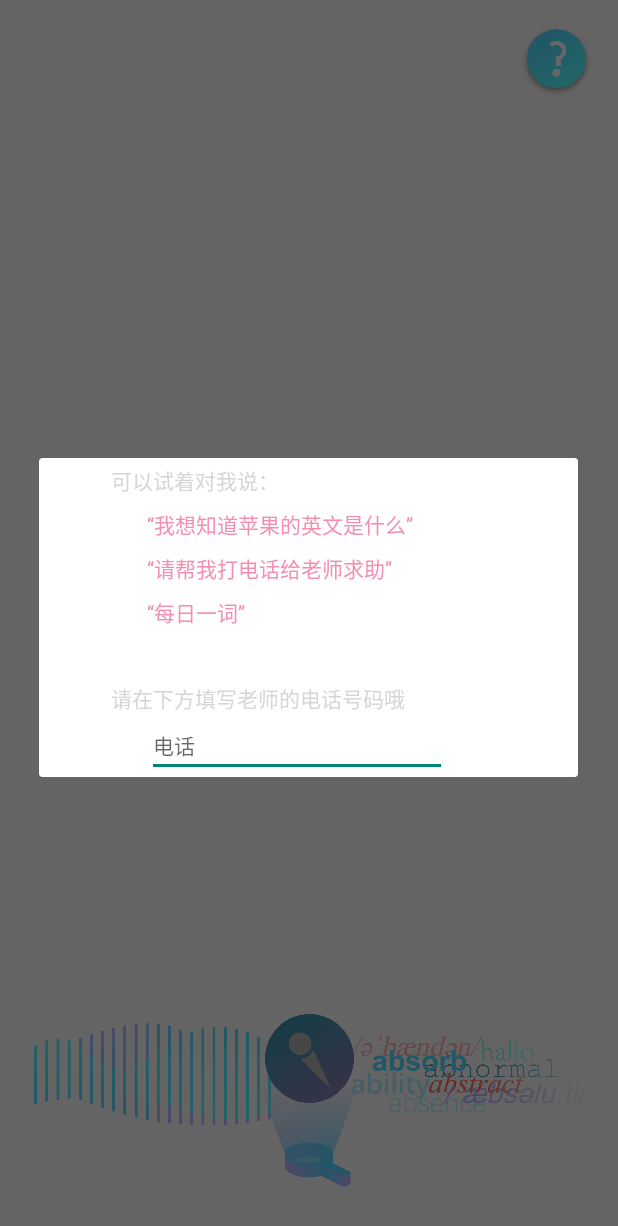
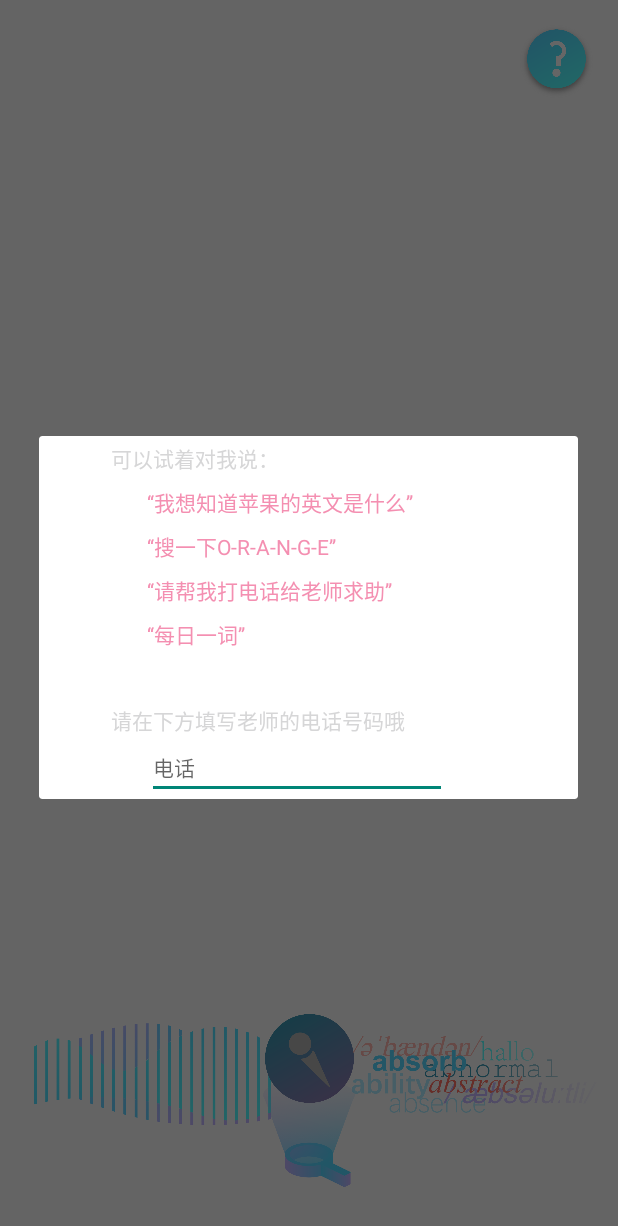
Before and after one commit to Song-Gq/English-helper, an Android app: the screen it shows after launch (MainActivity), after a tap on "help and settings", on a phone screen of 412 x 824 dp. Shown: the top 1226 px of the screen. Run offline under Robolectric (Android 15) with nearby library versions, the phone set to English and light mode, and no system bars; libraries missing offline, so code that uses them is left out: com.baidu.aip, com.baidu.speech, com.baidu.tts, com.baidu.voicerecognition; 22 statements that could not run were skipped; 1 other tap on this screen came first.

Commit message:
新功能和微小增强
添加了新功能。例：搜一下O-R-A-N-G-E

```diff
--- a/app/src/main/res/layout/setting_dialog.xml
+++ b/app/src/main/res/layout/setting_dialog.xml
@@ -24,6 +24,18 @@
         android:layout_marginRight="4dp"
         android:layout_marginBottom="4dp"
         android:text="@string/help_2"
+        android:textColor="#F48FB1"
+        android:textSize="14sp" />
+
+    <TextView
+        android:id="@+id/textView6"
+        android:layout_width="match_parent"
+        android:layout_height="wrap_content"
+        android:layout_marginLeft="72dp"
+        android:layout_marginTop="4dp"
+        android:layout_marginRight="4dp"
+        android:layout_marginBottom="4dp"
+        android:text="@string/help_5"
         android:textColor="#F48FB1"
         android:textSize="14sp" />
 
--- a/app/src/main/res/values/strings.xml
+++ b/app/src/main/res/values/strings.xml
@@ -21,6 +21,7 @@
     <string name="help_2">“我想知道苹果的英文是什么”</string>
     <string name="help_3">“请帮我打电话给老师求助”</string>
     <string name="help_4">“每日一词”</string>
+    <string name="help_5">“搜一下O-R-A-N-G-E”</string>
     <string name="popup_message_copy">单词已复制到剪贴板</string>
     <string-array name="keywords_post">
         <item>的英语</item>
@@ -31,6 +32,11 @@
         <item>的意思</item>
         <item>用英语</item>
         <item>用英文</item>
+        <item>的中文</item>
+        <item>的汉语</item>
+        <item>用中文</item>
+        <item>用汉语</item>
+        <item>翻译</item>
         <item>怎么表达</item>
         <item>如何表达</item>
         <item>怎么说</item>
@@ -41,6 +47,7 @@
         <item>是啥</item>
     </string-array>
     <string-array name="keywords_pre">
+        <item>把</item>
         <item>查询一下</item>
         <item>搜索一下</item>
         <item>查找一下</item>
```
Also changed, not shown: app/src/main/java/com/hci/englishhelper/MainActivity.java (+27 -3 lines), 1 other file.
